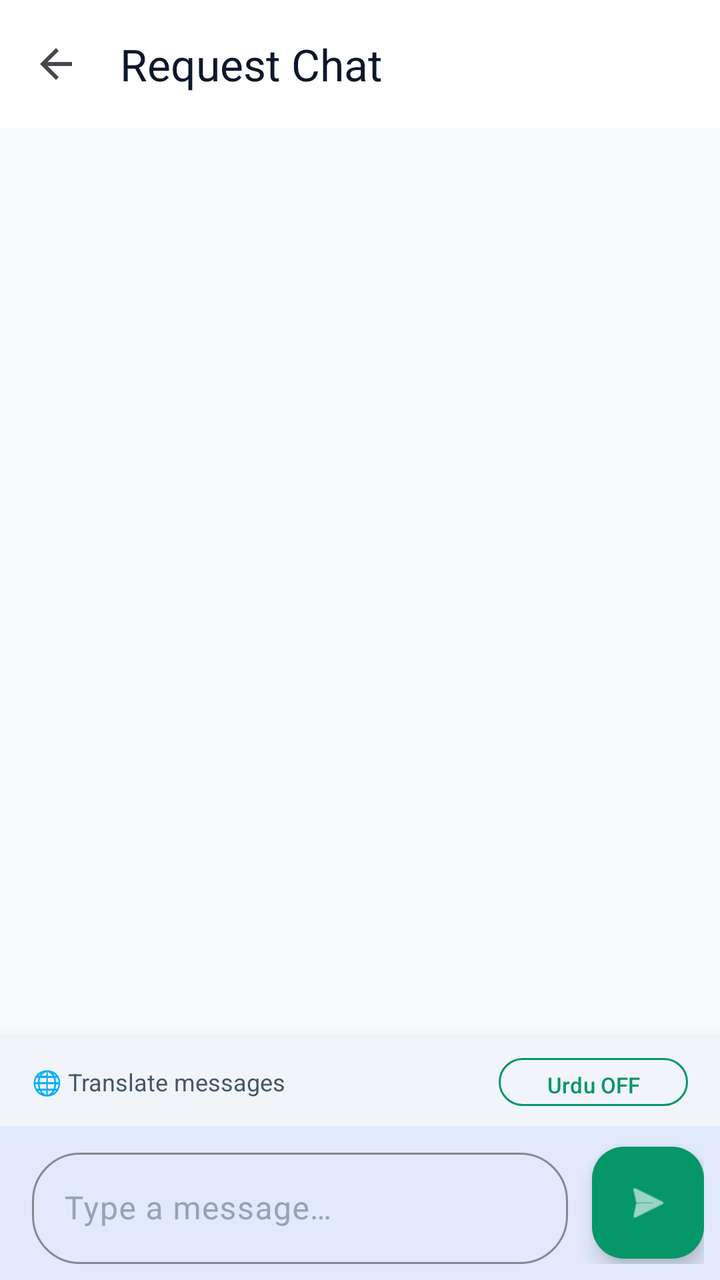
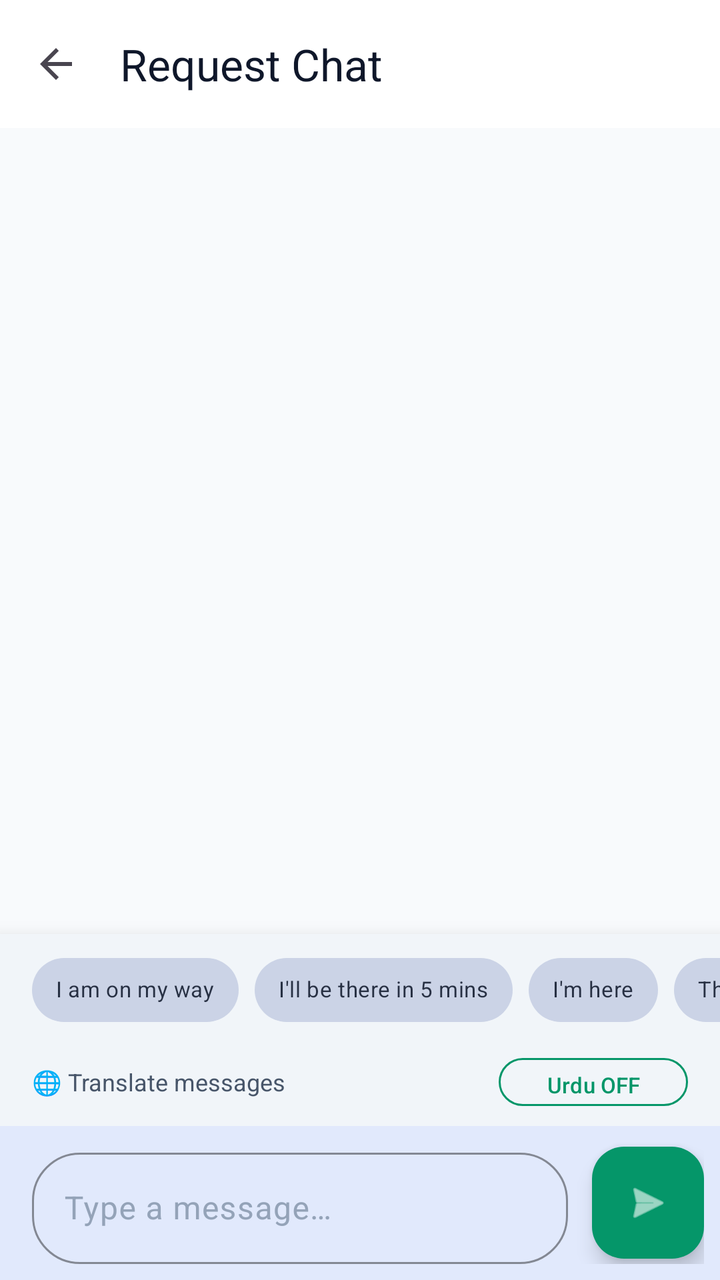

Compare the two renders of this Android layout. The source of the first and the diff that turns it into the second are given below.
<!-- AndroidManifest.xml: application theme Theme.NeighbourHelpNetwork -->
<!-- res/layout/fragment_request_chat.xml -->
<?xml version="1.0" encoding="utf-8"?>
<androidx.constraintlayout.widget.ConstraintLayout
    xmlns:android="http://schemas.android.com/apk/res/android"
    xmlns:app="http://schemas.android.com/apk/res-auto"
    android:layout_width="match_parent"
    android:layout_height="match_parent"
    android:background="@color/colorBackground">

    
    <com.google.android.material.appbar.MaterialToolbar
        android:id="@+id/toolbarChat"
        android:layout_width="0dp"
        android:layout_height="?attr/actionBarSize"
        android:background="@color/colorSurface"
        app:navigationIcon="?attr/homeAsUpIndicator"
        app:layout_constraintEnd_toEndOf="parent"
        app:layout_constraintStart_toStartOf="parent"
        app:layout_constraintTop_toTopOf="parent"
        app:title="Request Chat"
        app:titleTextColor="@color/colorTextPrimary" />

    <androidx.recyclerview.widget.RecyclerView
        android:id="@+id/rvMessages"
        android:layout_width="0dp"
        android:layout_height="0dp"
        android:clipToPadding="false"
        android:paddingTop="8dp"
        android:paddingBottom="8dp"
        app:layout_constraintBottom_toTopOf="@id/cardInputArea"
        app:layout_constraintEnd_toEndOf="parent"
        app:layout_constraintStart_toStartOf="parent"
        app:layout_constraintTop_toBottomOf="@id/toolbarChat" />

    <com.google.android.material.card.MaterialCardView
        android:id="@+id/cardInputArea"
        style="@style/Widget.NHN.Card"
        android:layout_width="0dp"
        android:layout_height="wrap_content"
        app:cardCornerRadius="0dp"
        app:cardElevation="12dp"
        app:layout_constraintBottom_toBottomOf="parent"
        app:layout_constraintEnd_toEndOf="parent"
        app:layout_constraintStart_toStartOf="parent">

        <LinearLayout
            android:layout_width="match_parent"
            android:layout_height="wrap_content"
            android:orientation="vertical">

            <LinearLayout
                android:layout_width="match_parent"
                android:layout_height="wrap_content"
                android:background="@color/colorSurfaceVariant"
                android:gravity="center_vertical"
                android:orientation="horizontal"
                android:paddingStart="16dp"
                android:paddingTop="6dp"
                android:paddingEnd="16dp"
                android:paddingBottom="6dp">

                <TextView
                    android:layout_width="0dp"
                    android:layout_height="wrap_content"
                    android:layout_weight="1"
                    android:fontFamily="sans-serif"
                    android:text="🌐 Translate messages"
                    android:textColor="@color/colorTextSecondary"
                    android:textSize="12sp" />

                <com.google.android.material.button.MaterialButton
                    android:id="@+id/btnTranslate"
                    style="@style/Widget.NHN.Button.Outlined"
                    android:layout_width="wrap_content"
                    android:layout_height="32dp"
                    android:text="Urdu OFF"
                    android:textSize="11sp"
                    app:cornerRadius="16dp"
                    app:strokeWidth="1dp" />

            </LinearLayout>

            <LinearLayout
                android:layout_width="match_parent"
                android:layout_height="wrap_content"
                android:gravity="center_vertical"
                android:orientation="horizontal"
                android:paddingStart="16dp"
                android:paddingTop="8dp"
                android:paddingEnd="8dp"
                android:paddingBottom="8dp">

                <com.google.android.material.textfield.TextInputLayout
                    android:id="@+id/tilMessage"
                    style="@style/Widget.NHN.TextInputLayout"
                    android:layout_width="0dp"
                    android:layout_height="wrap_content"
                    android:layout_weight="1"
                    android:hint="@string/hint_message"
                    app:boxCornerRadiusBottomEnd="24dp"
                    app:boxCornerRadiusBottomStart="24dp"
                    app:boxCornerRadiusTopEnd="24dp"
                    app:boxCornerRadiusTopStart="24dp">

                    <com.google.android.material.textfield.TextInputEditText
                        android:id="@+id/etMessage"
                        android:layout_width="match_parent"
                        android:layout_height="wrap_content"
                        android:imeOptions="actionSend"
                        android:inputType="textCapSentences|textMultiLine"
                        android:maxLines="3" />
                </com.google.android.material.textfield.TextInputLayout>

                <com.google.android.material.floatingactionbutton.FloatingActionButton
                    android:id="@+id/fabSendMessage"
                    android:layout_width="wrap_content"
                    android:layout_height="wrap_content"
                    android:layout_marginStart="12dp"
                    android:backgroundTint="@color/colorAccent"
                    android:contentDescription="Send"
                    android:src="@android:drawable/ic_menu_send"
                    app:borderWidth="0dp"
                    app:fabSize="mini"
                    app:tint="@color/colorTextOnDark" />

            </LinearLayout>
        </LinearLayout>
    </com.google.android.material.card.MaterialCardView>

</androidx.constraintlayout.widget.ConstraintLayout>
<!-- resources referenced by this layout -->
<resources>
  <color name="colorAccent">#059669</color>
  <color name="colorBackground">#F8FAFC</color>
  <color name="colorSurface">#FFFFFF</color>
  <color name="colorSurfaceVariant">#F1F5F9</color>
  <color name="colorTextOnDark">#FFFFFF</color>
  <color name="colorTextPrimary">#0F172A</color>
  <color name="colorTextSecondary">#475569</color>
  <string name="hint_message">Type a message…</string>
  <style name="Widget.NHN.Button.Outlined" parent="Widget.Material3.Button.OutlinedButton">
          <item name="strokeColor">@color/colorAccent</item>
          <item name="android:textColor">@color/colorAccent</item>
          <item name="cornerRadius">12dp</item>
          <item name="strokeWidth">2dp</item>
      </style>
  <style name="Widget.NHN.Card" parent="Widget.Material3.CardView.Elevated">
          <item name="cardCornerRadius">20dp</item>
          <item name="cardElevation">2dp</item>
          <item name="cardBackgroundColor">@color/colorSurface</item>
      </style>
  <style name="Widget.NHN.TextInputLayout" parent="Widget.Material3.TextInputLayout.OutlinedBox">
          <item name="boxStrokeColor">@color/colorPrimary</item>
          <item name="hintTextColor">@color/colorPrimary</item>
          <item name="android:textColorHint">@color/colorTextHint</item>
          <item name="boxCornerRadiusTopStart">12dp</item>
          <item name="boxCornerRadiusTopEnd">12dp</item>
          <item name="boxCornerRadiusBottomStart">12dp</item>
          <item name="boxCornerRadiusBottomEnd">12dp</item>
      </style>
  <style name="Theme.NeighbourHelpNetwork" parent="Theme.Material3.Light.NoActionBar">
          
          <item name="colorPrimary">@color/colorPrimary</item>
          <item name="colorOnPrimary">@color/colorOnPrimary</item>
          <item name="colorPrimaryContainer">@color/colorSurfaceVariant</item>
          <item name="colorOnPrimaryContainer">@color/colorPrimary</item>
  
          
          <item name="colorSecondary">@color/colorAccent</item>
          <item name="colorOnSecondary">@color/colorOnAccent</item>
  
          
          <item name="android:colorBackground">@color/colorBackground</item>
          <item name="colorSurface">@color/colorSurface</item>
          <item name="colorOnSurface">@color/colorOnSurface</item>
          <item name="colorSurfaceVariant">@color/colorSurfaceVariant</item>
          <item name="colorOutline">@color/colorOutline</item>
  
          
          <item name="android:statusBarColor">@color/colorSurface</item>
          <item name="android:windowLightStatusBar">true</item>
      </style>
  <color name="colorPrimary">#2563EB</color>
  <color name="colorTextHint">#94A3B8</color>
  <color name="colorOnPrimary">#FFFFFF</color>
  <color name="colorOnAccent">#FFFFFF</color>
  <color name="colorOnSurface">#0F172A</color>
  <color name="colorOutline">#CBD5E1</color>
</resources>

<!-- the commit's change to res/layout/fragment_request_chat.xml (unified diff, before → after) -->
@@ -2,6 +2,7 @@
 <androidx.constraintlayout.widget.ConstraintLayout
     xmlns:android="http://schemas.android.com/apk/res/android"
     xmlns:app="http://schemas.android.com/apk/res-auto"
+    xmlns:tools="http://schemas.android.com/tools"
     android:layout_width="match_parent"
     android:layout_height="match_parent"
     android:background="@color/colorBackground">
@@ -47,6 +48,66 @@
             android:layout_height="wrap_content"
             android:orientation="vertical">
 
+            
+            <HorizontalScrollView
+                android:layout_width="match_parent"
+                android:layout_height="wrap_content"
+                android:background="@color/colorSurfaceVariant"
+                android:scrollbars="none">
+
+                <com.google.android.material.chip.ChipGroup
+                    android:id="@+id/chipGroupQuickReplies"
+                    android:layout_width="wrap_content"
+                    android:layout_height="wrap_content"
+                    android:paddingStart="16dp"
+                    android:paddingEnd="16dp"
+                    android:paddingTop="4dp"
+                    android:paddingBottom="4dp"
+                    app:singleLine="true">
+
+                    <com.google.android.material.chip.Chip
+                        android:id="@+id/chipOnMyWay"
+                        style="@style/Widget.MaterialComponents.Chip.Action"
+                        android:layout_width="wrap_content"
+                        android:layout_height="wrap_content"
+                        android:text="I am on my way"
+                        android:textSize="11sp" />
+
+                    <com.google.android.material.chip.Chip
+                        android:id="@+id/chipBeThereSoon"
+                        style="@style/Widget.MaterialComponents.Chip.Action"
+                        android:layout_width="wrap_content"
+                        android:layout_height="wrap_content"
+                        android:text="I'll be there in 5 mins"
+                        android:textSize="11sp" />
+
+                    <com.google.android.material.chip.Chip
+                        android:id="@+id/chipImHere"
+                        style="@style/Widget.MaterialComponents.Chip.Action"
+                        android:layout_width="wrap_content"
+                        android:layout_height="wrap_content"
+                        android:text="I'm here"
+                        android:textSize="11sp" />
+
+                    <com.google.android.material.chip.Chip
+                        android:id="@+id/chipThankYou"
+                        style="@style/Widget.MaterialComponents.Chip.Action"
+                        android:layout_width="wrap_content"
+                        android:layout_height="wrap_content"
+                        android:text="Thank you"
+                        android:textSize="11sp" />
+
+                    <com.google.android.material.chip.Chip
+                        android:id="@+id/chipOkay"
+                        style="@style/Widget.MaterialComponents.Chip.Action"
+                        android:layout_width="wrap_content"
+                        android:layout_height="wrap_content"
+                        android:text="Okay"
+                        android:textSize="11sp" />
+
+                </com.google.android.material.chip.ChipGroup>
+            </HorizontalScrollView>
+
             <LinearLayout
                 android:layout_width="match_parent"
                 android:layout_height="wrap_content"
@@ -54,7 +115,7 @@
                 android:gravity="center_vertical"
                 android:orientation="horizontal"
                 android:paddingStart="16dp"
-                android:paddingTop="6dp"
+                android:paddingTop="2dp"
                 android:paddingEnd="16dp"
                 android:paddingBottom="6dp">
 
